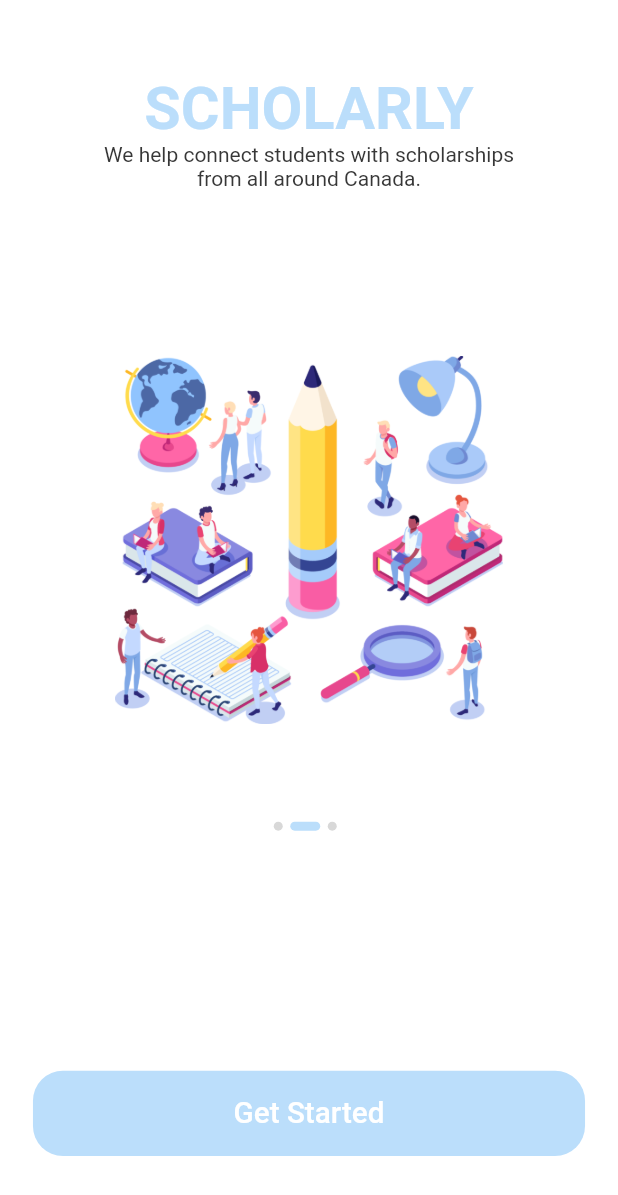
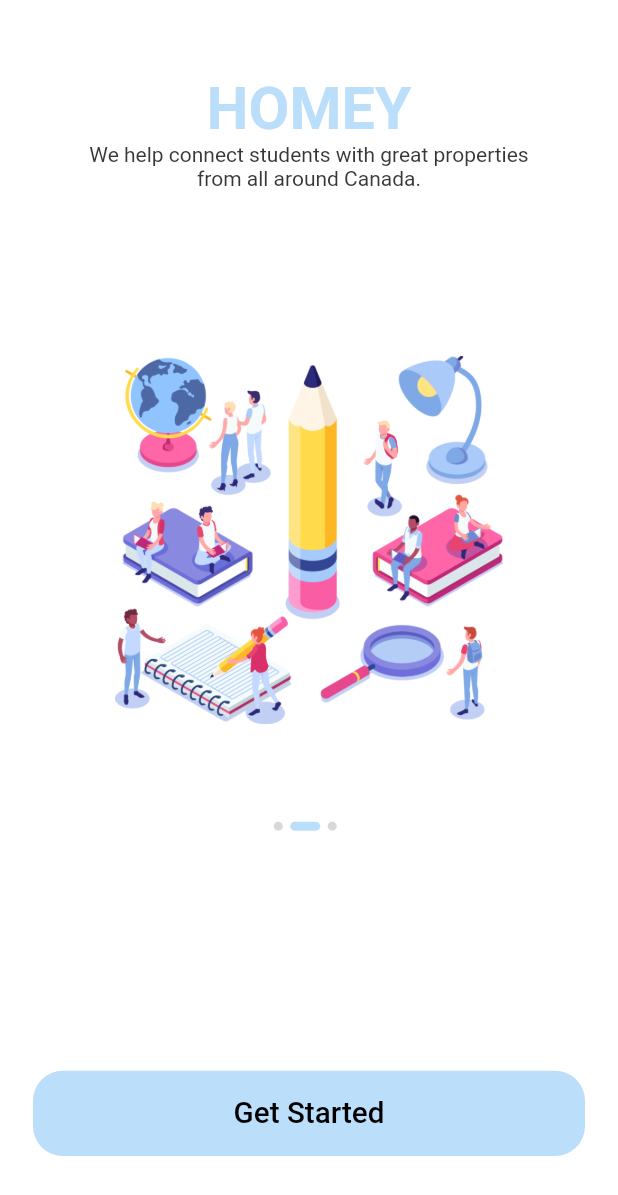
Before and after one commit to philakagujones/UniversityApp, a Flutter app: the SplashScreen screen opened directly, swiped to page 2, on a phone screen of 412 x 824 dp. Shown: the top 1195 px of the screen. Run offline on Flutter 3.47's test engine with Material 2 defaults, Android fonts, the light colour scheme and no system bars; our stand-ins replace animated_theme_switcher, curved_navigation_bar, flutter_screenutil, flutter_secure_storage, flutter_svg, line_awesome_flutter; accounts and stored records are empty; Roboto replaces fonts that are missing (SFProText).

Commit message:
logout works

```diff
--- a/scholarly/lib/components/default_button.dart
+++ b/scholarly/lib/components/default_button.dart
@@ -8,6 +8,7 @@ class DefaultButton extends StatelessWidget {
     Key key,
     this.text,
     this.press,
+    Color color,
   }) : super(key: key);
   final String text;
   final Function press;
@@ -25,7 +26,7 @@ class DefaultButton extends StatelessWidget {
           text,
           style: TextStyle(
             fontSize: getProportionateScreenWidth(18),
-            color: Colors.white,
+            color: Colors.black,
           ),
         ),
       ),
--- a/scholarly/lib/screens/profile/components/body.dart
+++ b/scholarly/lib/screens/profile/components/body.dart
@@ -1,3 +1,4 @@
+import 'package:Scholarly/screens/splash/splash_screen.dart';
 import 'package:flutter/material.dart';
 
 import 'package:flutter_screenutil/flutter_screenutil.dart';
@@ -169,7 +170,8 @@ class Body extends StatelessWidget {
                         ),
                       ),
                       InkWell(
-                        onTap: () => print("Logout was pressed"),
+                        onTap: () => Navigator.pushNamed(
+                            context, SplashScreen.routeName),
                         child: ProfileListItem(
                           icon: LineAwesomeIcons.alternate_sign_out,
                           text: 'Logout',
--- a/scholarly/lib/screens/splash/components/body.dart
+++ b/scholarly/lib/screens/splash/components/body.dart
@@ -16,12 +16,12 @@ class _BodyState extends State<Body> {
   int currentPage = 0;
   List<Map<String, String>> splashData = [
     {
-      "text": "Welcome to Scholarly, \nThe #1 Canadian scholarship app!",
+      "text": "Welcome to Homey, \nThe #1 house finding app in Canada!",
       "image": "assets/images/splash_1.png"
     },
     {
       "text":
-          "We help connect students with scholarships \nfrom all around Canada.",
+          "We help connect students with great properties \nfrom all around Canada.",
       "image": "assets/images/splash_2.png"
     },
     {
--- a/scholarly/lib/screens/splash/components/splash_content.dart
+++ b/scholarly/lib/screens/splash/components/splash_content.dart
@@ -17,7 +17,7 @@ class SplashContent extends StatelessWidget {
       children: <Widget>[
         Spacer(),
         Text(
-          "SCHOLARLY",
+          "HOMEY",
           style: TextStyle(
             fontSize: getProportionateScreenWidth(36),
             color: kPrimaryColor,
```
